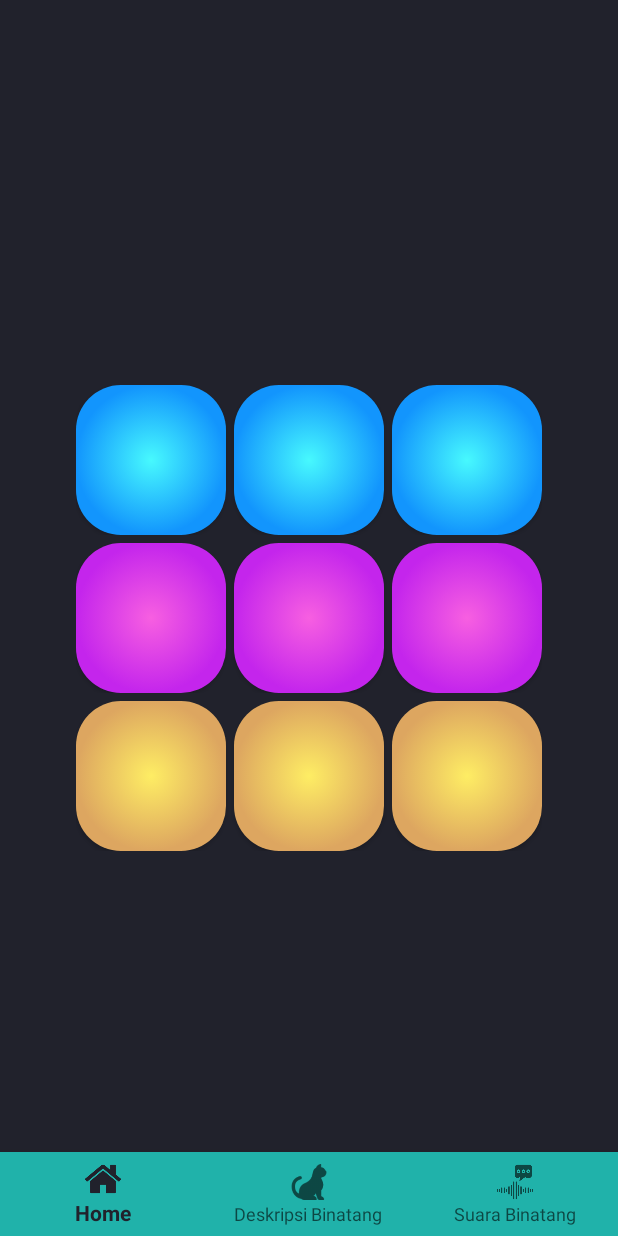
After one commit to devidfirmansyah/ChildEdu, an Android app: the fragment SuaraFragment placed in its activity, on a phone screen of 412 x 824 dp. The commit adds this screen. Run offline under Robolectric (Android 15) with nearby library versions, the phone set to English and light mode, and no system bars.

Commit message:
Tahap 6 : Membuat Fragment beserta Isi Fragment Suara Binatang

```diff
--- a/app/src/main/java/com/example/childedu/activities/MainActivity.java
+++ b/app/src/main/java/com/example/childedu/activities/MainActivity.java
@@ -19,9 +19,10 @@ import com.example.childedu.fragments.HomeFragment;
 import com.example.childedu.fragments.HorseFragment;
 import com.example.childedu.fragments.LionFragment;
 import com.example.childedu.fragments.MonkeyFragment;
+import com.example.childedu.fragments.SuaraFragment;
 import com.google.android.material.bottomnavigation.BottomNavigationView;
 
-public class MainActivity extends AppCompatActivity implements BottomNavigationView.OnNavigationItemSelectedListener, DeskripsiFragment.OnFragmentInteractionListener{
+public class MainActivity extends AppCompatActivity implements BottomNavigationView.OnNavigationItemSelectedListener, DeskripsiFragment.OnFragmentInteractionListener, SuaraFragment.OnFragmentInteractionListener {
 
     @Override
     protected void onCreate(Bundle savedInstanceState) {
@@ -55,6 +56,8 @@ public class MainActivity extends AppCompatActivity implements BottomNavigationV
             case R.id.action_deskripsi:
                 fragment = new DeskripsiFragment();
                 break;
+            case R.id.action_suara:
+                fragment = new SuaraFragment();
         }
 
         return loadFragment(fragment);
--- /dev/null
+++ b/app/src/main/java/com/example/childedu/fragments/SuaraFragment.java
@@ -0,0 +1,34 @@
+package com.example.childedu.fragments;
+
+
+import android.os.Bundle;
+
+import androidx.fragment.app.Fragment;
+
+import android.view.LayoutInflater;
+import android.view.View;
+import android.view.ViewGroup;
+
+import com.example.childedu.R;
+
+/**
+ * A simple {@link Fragment} subclass.
+ */
+public class SuaraFragment extends Fragment {
+
+
+    public SuaraFragment() {
+        // Required empty public constructor
+    }
+
+
+    @Override
+    public View onCreateView(LayoutInflater inflater, ViewGroup container,
+                             Bundle savedInstanceState) {
+        // Inflate the layout for this fragment
+        return inflater.inflate(R.layout.fragment_suara, container, false);
+    }
+
+    public interface OnFragmentInteractionListener {
+    }
+}
--- /dev/null
+++ b/app/src/main/res/layout/fragment_suara.xml
@@ -0,0 +1,94 @@
+<?xml version="1.0" encoding="utf-8"?>
+<LinearLayout xmlns:android="http://schemas.android.com/apk/res/android"
+    xmlns:app="http://schemas.android.com/apk/res-auto"
+    xmlns:tools="http://schemas.android.com/tools"
+    android:layout_width="match_parent"
+    android:layout_height="match_parent"
+    tools:context=".fragments.SuaraFragment"
+    android:background="@color/colorPrimary"
+    android:padding="10dp"
+    android:gravity="center"
+    android:orientation="vertical">
+    <LinearLayout
+        android:layout_width="wrap_content"
+        android:layout_height="wrap_content"
+        android:orientation="horizontal">
+        <Button
+            android:id="@+id/sound1"
+            android:background="@drawable/blue_button"
+            android:layout_width="100dp"
+            android:layout_height="100dp" />
+
+        <Button
+            android:id="@+id/sound2"
+            android:layout_marginLeft="5dp"
+            android:background="@drawable/blue_button"
+            android:layout_width="100dp"
+            android:layout_height="100dp" />
+
+        <Button
+            android:id="@+id/sound3"
+            android:layout_marginLeft="5dp"
+            android:background="@drawable/blue_button"
+            android:layout_width="100dp"
+            android:layout_height="100dp" />
+    </LinearLayout>
+
+    <LinearLayout
+        android:layout_width="wrap_content"
+        android:layout_height="wrap_content"
+        android:orientation="horizontal">
+        <Button
+            android:id="@+id/sound4"
+            android:layout_marginTop="5dp"
+            android:background="@drawable/purple_button"
+            android:layout_width="100dp"
+            android:layout_height="100dp" />
+
+        <Button
+            android:id="@+id/sound5"
+            android:layout_marginTop="5dp"
+            android:layout_marginLeft="5dp"
+            android:background="@drawable/purple_button"
+            android:layout_width="100dp"
+            android:layout_height="100dp" />
+
+        <Button
+            android:id="@+id/sound6"
+            android:layout_marginTop="5dp"
+            android:layout_marginLeft="5dp"
+            android:background="@drawable/purple_button"
+            android:layout_width="100dp"
+            android:layout_height="100dp" />
+    </LinearLayout>
+
+    <LinearLayout
+        android:layout_width="wrap_content"
+        android:layout_height="wrap_content"
+        android:orientation="horizontal">
+        <Button
+            android:id="@+id/sound7"
+            android:layout_marginTop="5dp"
+            android:background="@drawable/orange_button"
+            android:layout_width="100dp"
+            android:layout_height="100dp" />
+
+        <Button
+            android:id="@+id/sound8"
+            android:layout_marginTop="5dp"
+            android:layout_marginLeft="5dp"
+            android:background="@drawable/orange_button"
+            android:layout_width="100dp"
+            android:layout_height="100dp" />
+
+        <Button
+            android:id="@+id/sound9"
+            android:layout_marginTop="5dp"
+            android:layout_marginLeft="5dp"
+            android:background="@drawable/orange_button"
+            android:layout_width="100dp"
+            android:layout_height="100dp" />
+    </LinearLayout>
+
+
+</LinearLayout>
```
